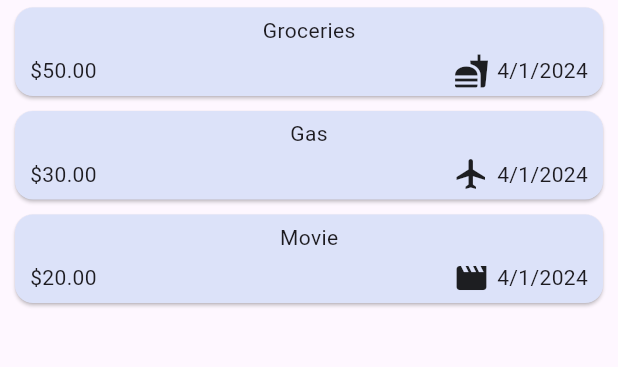
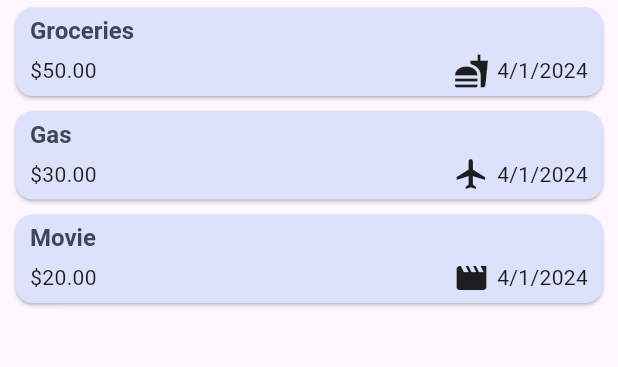
Before and after one commit to ahmedsilinii/expense_tracker_app, a Flutter app: the screen it shows after launch, on a phone screen of 412 x 824 dp, the part 114-481 px from its top. Run offline on Flutter 3.47's test engine with Material 3 defaults, Android fonts, the phone set to English and light mode, and no system bars.

Commit message:
more advanced theme

```diff
--- a/lib/widgets/expenses_list/expense_item.dart
+++ b/lib/widgets/expenses_list/expense_item.dart
@@ -12,8 +12,15 @@ class ExpenseItem extends StatelessWidget {
       child: Padding(
         padding: const EdgeInsets.symmetric(horizontal: 10, vertical: 5),
         child: Column(
+          crossAxisAlignment: CrossAxisAlignment.start,
           children: [
-            Text(expense.title),
+            Text(
+              expense.title,
+              style: Theme.of(context)
+                  .textTheme
+                  .titleLarge!
+                  .copyWith(fontSize: 16),
+            ),
             const SizedBox(height: 5),
             Row(
               children: [
--- a/lib/widgets/expenses_list/expenses_list.dart
+++ b/lib/widgets/expenses_list/expenses_list.dart
@@ -19,12 +19,16 @@ class ExpensesList extends StatelessWidget {
       itemCount: expenses.length,
       itemBuilder: (context, index) => Dismissible(
         key: ValueKey(expenses[index]),
-        child: ExpenseItem(
-          expense: expenses[index],
+        background: Container(
+          color: Theme.of(context).colorScheme.error,
+          margin: Theme.of(context).cardTheme.margin,
         ),
         onDismissed: (direction) {
           onRemoveExpense(expenses[index]);
         },
+        child: ExpenseItem(
+          expense: expenses[index],
+        ),
       ),
     );
   }
```
